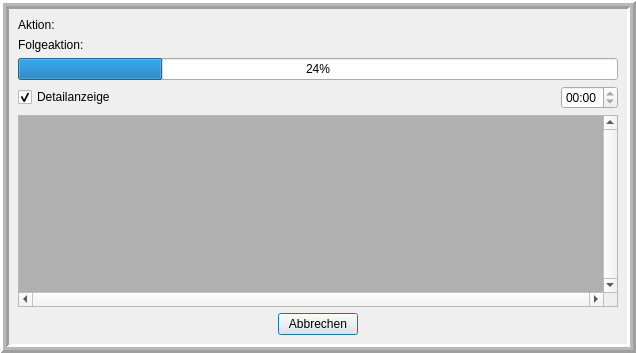
This is linbo_gui/fortschrittdialog.ui in linuxmuster/linuxmuster-linbo as Qt 5 draws it before an edit. The edited form follows.
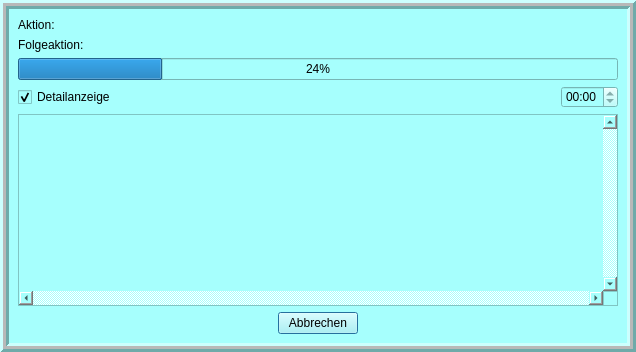
This is the edited form.

Commit message: change dialog background to light blue

What changed in the file:
```diff
--- a/linbo_gui/fortschrittdialog.ui
+++ b/linbo_gui/fortschrittdialog.ui
@@ -13,6 +13,9 @@
   <property name="windowTitle">
    <string>Dialog</string>
   </property>
+  <property name="styleSheet">
+   <string notr="true">background-color: rgb(166, 255, 253);</string>
+  </property>
   <layout class="QVBoxLayout" name="verticalLayout_2">
    <property name="sizeConstraint">
     <enum>QLayout::SetFixedSize</enum>
@@ -122,34 +125,88 @@
         <property name="palette">
          <palette>
           <active>
+           <colorrole role="Button">
+            <brush brushstyle="SolidPattern">
+             <color alpha="255">
+              <red>166</red>
+              <green>255</green>
+              <blue>253</blue>
+             </color>
+            </brush>
+           </colorrole>
            <colorrole role="Base">
             <brush brushstyle="SolidPattern">
              <color alpha="255">
-              <red>176</red>
-              <green>176</green>
-              <blue>176</blue>
+              <red>166</red>
+              <green>255</green>
+              <blue>253</blue>
+             </color>
+            </brush>
+           </colorrole>
+           <colorrole role="Window">
+            <brush brushstyle="SolidPattern">
+             <color alpha="255">
+              <red>166</red>
+              <green>255</green>
+              <blue>253</blue>
              </color>
             </brush>
            </colorrole>
           </active>
           <inactive>
+           <colorrole role="Button">
+            <brush brushstyle="SolidPattern">
+             <color alpha="255">
+              <red>166</red>
+              <green>255</green>
+              <blue>253</blue>
+             </color>
+            </brush>
+           </colorrole>
            <colorrole role="Base">
             <brush brushstyle="SolidPattern">
              <color alpha="255">
-              <red>176</red>
-              <green>176</green>
-              <blue>176</blue>
+              <red>166</red>
+              <green>255</green>
+              <blue>253</blue>
+             </color>
+            </brush>
+           </colorrole>
+           <colorrole role="Window">
+            <brush brushstyle="SolidPattern">
+             <color alpha="255">
+              <red>166</red>
+              <green>255</green>
+              <blue>253</blue>
              </color>
             </brush>
            </colorrole>
           </inactive>
           <disabled>
+           <colorrole role="Button">
+            <brush brushstyle="SolidPattern">
+             <color alpha="255">
+              <red>166</red>
+              <green>255</green>
+              <blue>253</blue>
+             </color>
+            </brush>
+           </colorrole>
            <colorrole role="Base">
             <brush brushstyle="SolidPattern">
              <color alpha="255">
-              <red>236</red>
-              <green>235</green>
-              <blue>235</blue>
+              <red>166</red>
+              <green>255</green>
+              <blue>253</blue>
+             </color>
+            </brush>
+           </colorrole>
+           <colorrole role="Window">
+            <brush brushstyle="SolidPattern">
+             <color alpha="255">
+              <red>166</red>
+              <green>255</green>
+              <blue>253</blue>
              </color>
             </brush>
            </colorrole>
```
The commit also changes 11 other files.
